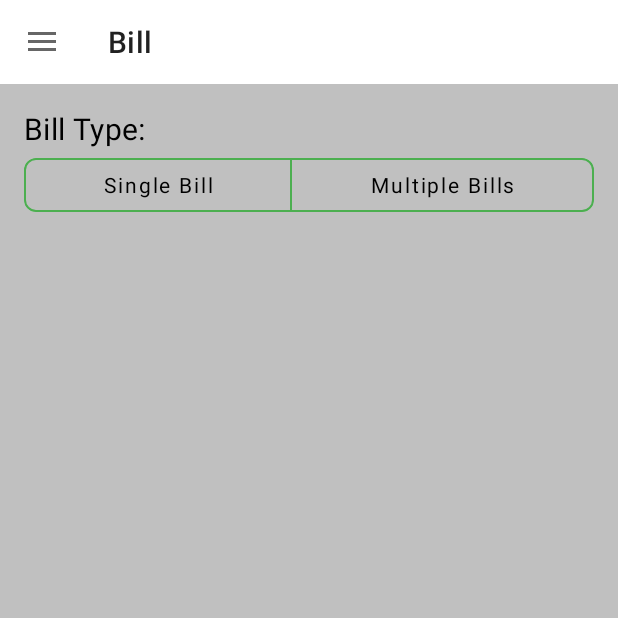
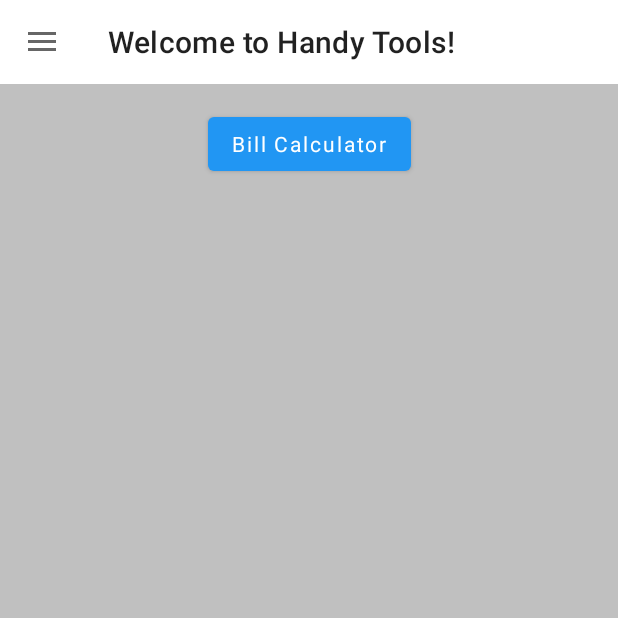
Before and after one commit to yuheng-liu/HandyTools, an Android app: the screen it shows after launch (MainActivity), on a phone screen of 412 x 824 dp, the top half of it. Run offline under Robolectric (Android 15) with nearby library versions, the light colour scheme and no system bars; our stand-ins replace navigation-ui.

Commit message:
Add feature
Added new home fragment, that can navigate to bill fragment instead

```diff
--- a/app/src/main/java/com/liuyuheng/handytools/ui/HomeFragment.kt
+++ b/app/src/main/java/com/liuyuheng/handytools/ui/HomeFragment.kt
@@ -5,11 +5,23 @@ import android.view.LayoutInflater
 import android.view.View
 import android.view.ViewGroup
 import androidx.fragment.app.Fragment
+import androidx.navigation.fragment.NavHostFragment.findNavController
 import com.liuyuheng.handytools.R
+import kotlinx.android.synthetic.main.fragment_home.*
 
 class HomeFragment : Fragment() {
 
     override fun onCreateView(inflater: LayoutInflater, container: ViewGroup?, savedInstanceState: Bundle?): View? {
         return inflater.inflate(R.layout.fragment_home, container, false)
     }
+
+    override fun onViewCreated(view: View, savedInstanceState: Bundle?) {
+        super.onViewCreated(view, savedInstanceState)
+
+        setupListeners()
+    }
+
+    private fun setupListeners() {
+        button_bill_calculator.setOnClickListener { findNavController(this).navigate(R.id.action_homeFragment_to_billTypeFragment) }
+    }
 }
--- a/app/src/main/res/menu/drawer_menu.xml
+++ b/app/src/main/res/menu/drawer_menu.xml
@@ -5,10 +5,10 @@
         android:id="@+id/group1"
         android:checkableBehavior="single">
 
-        <item
-            android:id="@+id/bill_calculator"
-            android:icon="@drawable/ic_dollar_sign_24dp"
-            android:title="Bill Calculator" />
+<!--        <item-->
+<!--            android:id="@+id/bill_calculator"-->
+<!--            android:icon="@drawable/ic_dollar_sign_24dp"-->
+<!--            android:title="Bill Calculator" />-->
 
 <!--        <item-->
 <!--            android:id="@+id/view_model"-->
--- a/app/src/main/res/navigation/nav_graph.xml
+++ b/app/src/main/res/navigation/nav_graph.xml
@@ -3,11 +3,20 @@
     xmlns:app="http://schemas.android.com/apk/res-auto"
     xmlns:tools="http://schemas.android.com/tools"
     android:id="@+id/nav_graph"
-    app:startDestination="@id/billTypeFragment">
+    app:startDestination="@id/homeFragment">
 
     <fragment
         android:id="@+id/billTypeFragment"
         android:name="com.liuyuheng.handytools.ui.bill.BillTypeFragment"
-        android:label="Bill"
+        android:label="Bill Calculator"
         tools:layout="@layout/fragment_bill_type"/>
+    <fragment
+        android:id="@+id/homeFragment"
+        android:name="com.liuyuheng.handytools.ui.HomeFragment"
+        android:label="Welcome to Handy Tools!"
+        tools:layout="@layout/fragment_home">
+        <action
+            android:id="@+id/action_homeFragment_to_billTypeFragment"
+            app:destination="@id/billTypeFragment" />
+    </fragment>
 </navigation>
--- /dev/null
+++ b/app/src/main/res/values/dimens.xml
@@ -0,0 +1,4 @@
+<?xml version="1.0" encoding="utf-8"?>
+<resources>
+    <dimen name="default_layout_padding">16dp</dimen>
+</resources>
--- a/app/src/main/res/values/strings.xml
+++ b/app/src/main/res/values/strings.xml
@@ -3,4 +3,5 @@
     <string name="app_name">HandyTools</string>
     <string name="add">add</string>
     <string name="confirm">Confirm</string>
+    <string name="bill_calculator">Bill Calculator</string>
 </resources>
```
Also changed, not shown: app/src/main/res/layout/fragment_home.xml (+12 -64 lines).
